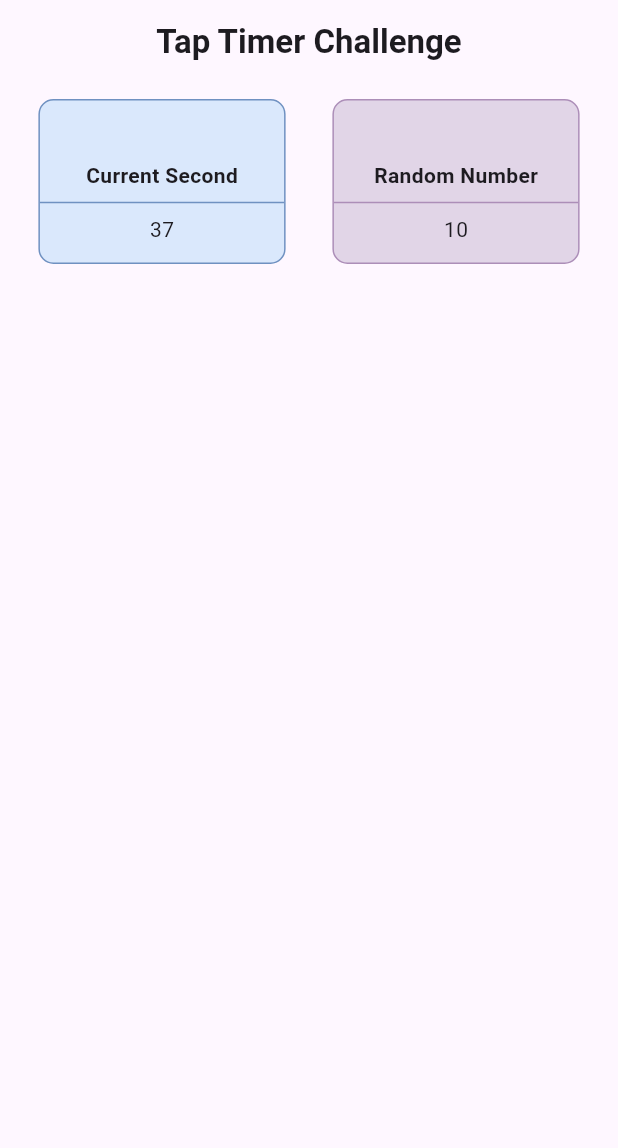
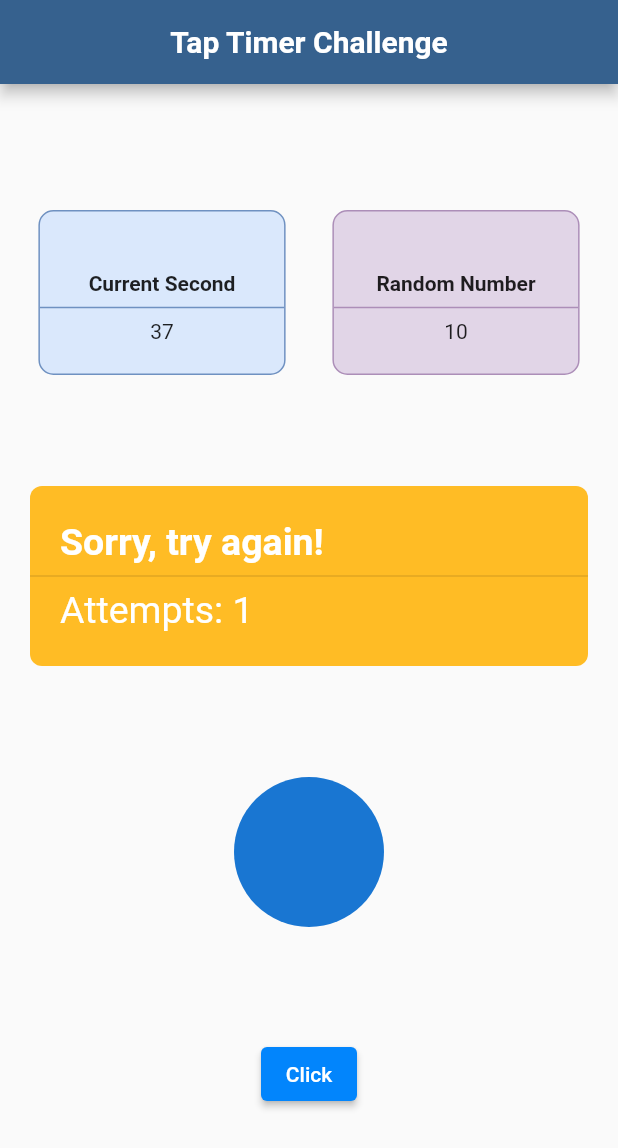
Before and after one commit to habeeb321/TapTimer-Challenge, a Flutter app: the screen it shows after launch, on a phone screen of 412 x 824 dp. Shown: the top 1148 px of the screen. Run offline on Flutter 3.47's test engine with Material 3 defaults, Android fonts, the phone set to English and light mode, and no system bars; our stand-ins replace get.

Commit message:
Success or failure widget implemented

```diff
--- a/lib/main.dart
+++ b/lib/main.dart
@@ -15,8 +15,8 @@
       debugShowCheckedModeBanner: false,
       title: 'Flutter Demo',
       theme: ThemeData(
-        colorScheme: ColorScheme.fromSeed(seedColor: Colors.deepPurple),
-        useMaterial3: true,
+        colorScheme: ColorScheme.fromSeed(seedColor: Colors.blue),
+        useMaterial3: false,
       ),
       home: const SplashScreen(),
     );
--- a/lib/views/home_screen/home_screen.dart
+++ b/lib/views/home_screen/home_screen.dart
@@ -14,14 +14,78 @@
         ),
         centerTitle: true,
       ),
-      body: const Padding(
-        padding: EdgeInsets.all(10.0),
+      body: Padding(
+        padding: const EdgeInsets.all(10.0),
         child: Column(
+          mainAxisAlignment: MainAxisAlignment.spaceEvenly,
           children: [
-            RandomAndSecondsWidget(),
+            const RandomAndSecondsWidget(),
+            const SuccessOrFailureWidget(isSuccess: false),
+            const CircleAvatar(
+              radius: 50,
+            ),
+            ElevatedButton(
+              onPressed: () {},
+              style: ButtonStyle(
+                backgroundColor: MaterialStateProperty.all(
+                  const Color(0xff0285FC),
+                ),
+              ),
+              child: const Text('Click'),
+            ),
           ],
         ),
       ),
     );
   }
 }
+
+class SuccessOrFailureWidget extends StatelessWidget {
+  final bool isSuccess;
+
+  const SuccessOrFailureWidget({
+    Key? key,
+    required this.isSuccess,
+  }) : super(key: key);
+
+  @override
+  Widget build(BuildContext context) {
+    return Container(
+      margin: const EdgeInsets.symmetric(horizontal: 10),
+      height: 120,
+      width: double.infinity,
+      decoration: BoxDecoration(
+        borderRadius: BorderRadius.circular(8),
+        color: isSuccess ? const Color(0xff33A64B) : const Color(0xffFFBC25),
+      ),
+      child: Column(
+        crossAxisAlignment: CrossAxisAlignment.start,
+        mainAxisAlignment: MainAxisAlignment.center,
+        children: [
+          Padding(
+            padding: const EdgeInsets.only(left: 20),
+            child: Text(
+              isSuccess ? 'Success :)' : 'Sorry, try again!',
+              style: const TextStyle(
+                fontWeight: FontWeight.bold,
+                color: Colors.white,
+                fontSize: 25,
+              ),
+            ),
+          ),
+          const Divider(thickness: 1),
+          Padding(
+            padding: const EdgeInsets.only(left: 20),
+            child: Text(
+              isSuccess ? 'Score : 1 / 2' : 'Attempts: 1',
+              style: const TextStyle(
+                color: Colors.white,
+                fontSize: 25,
+              ),
+            ),
+          ),
+        ],
+      ),
+    );
+  }
+}
```
